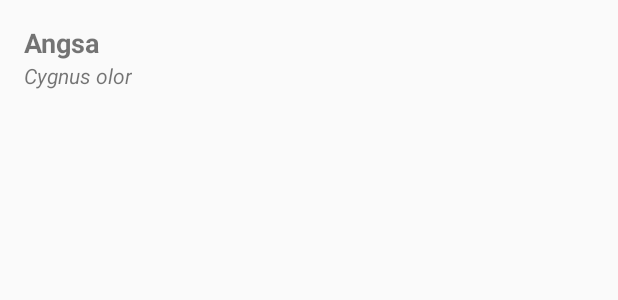
After one commit to D3IF-Cool/4301-galeri-hewan-milania123, an Android app: the layout list_item.xml on its own in the app's theme, with its tools: preview values and no code run, on a phone screen of 412 x 824 dp. The commit adds this screen. Shown: the top 300 px of the screen. Run offline under Robolectric (Android 15) with nearby library versions, the phone set to English and light mode, and no system bars.

Commit message:
Membuat layout untuk list

```diff
--- a/app/build.gradle
+++ b/app/build.gradle
@@ -30,6 +30,8 @@ dependencies {
     implementation 'androidx.core:core-ktx:1.3.2'
     implementation 'androidx.appcompat:appcompat:1.2.0'
     implementation 'androidx.constraintlayout:constraintlayout:2.0.4'
+    implementation "androidx.recyclerview:recyclerview:1.1.0"
+    implementation "androidx.recyclerview:recyclerview-selection:1.1.0"
     testImplementation 'junit:junit:4.12'
     androidTestImplementation 'androidx.test.ext:junit:1.1.2'
     androidTestImplementation 'androidx.test.espresso:espresso-core:3.3.0'
--- /dev/null
+++ b/app/src/main/java/Hewan.kt
@@ -0,0 +1,4 @@
+data class Hewan (
+    val name: String,
+    val nameLatin: String
+)
--- /dev/null
+++ b/app/src/main/res/layout/list_item.xml
@@ -0,0 +1,30 @@
+<?xml version="1.0" encoding="utf-8"?>
+<androidx.constraintlayout.widget.ConstraintLayout xmlns:android="http://schemas.android.com/apk/res/android"
+    xmlns:app="http://schemas.android.com/apk/res-auto"
+    xmlns:tools="http://schemas.android.com/tools"
+    android:layout_width="match_parent"
+    android:layout_height="wrap_content">
+
+    <TextView
+        android:id="@+id/namaTextView"
+        android:layout_width="wrap_content"
+        android:layout_height="wrap_content"
+        android:layout_marginStart="16dp"
+        android:layout_marginTop="16dp"
+        android:textSize="18sp"
+        android:textStyle="bold"
+        app:layout_constraintStart_toStartOf="parent"
+        app:layout_constraintTop_toTopOf="parent"
+        tools:text="Angsa" />
+
+    <TextView
+        android:id="@+id/latinTextView"
+        android:layout_width="wrap_content"
+        android:layout_height="wrap_content"
+        android:layout_marginBottom="16dp"
+        android:textStyle="italic"
+        app:layout_constraintBottom_toBottomOf="parent"
+        app:layout_constraintStart_toStartOf="@+id/namaTextView"
+        app:layout_constraintTop_toBottomOf="@+id/namaTextView"
+        tools:text="Cygnus olor"/>
+</androidx.constraintlayout.widget.ConstraintLayout>
```
Also changed, not shown: app/src/main/java/org/d3ifcool/galerihewan/MainActivity.kt (+19 -0 lines), app/src/main/res/layout/activity_main.xml (+6 -13 lines).
